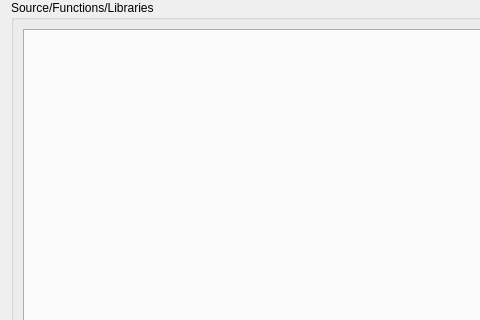
This is src/SeerSourceLibraryManagerWidget.ui in epasveer/seer as Qt 5 draws it before an edit; both pictures show x 0 to 480 and y 0 to 320 of the 854 by 571 pixel window. The edited form follows.
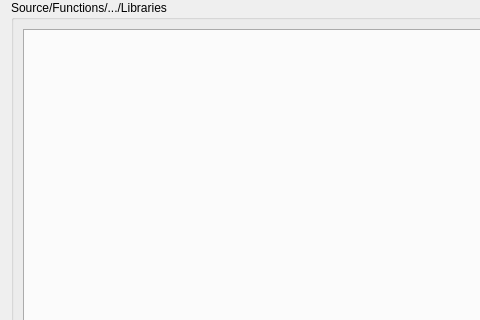
This is the edited form. Custom widgets are drawn as their Qt base class.

Patch:
```diff
--- a/src/SeerSourceLibraryManagerWidget.ui
+++ b/src/SeerSourceLibraryManagerWidget.ui
@@ -23,7 +23,7 @@
    <item row="0" column="0">
     <widget class="QGroupBox" name="groupBox">
      <property name="title">
-      <string>Source/Functions/Libraries</string>
+      <string>Source/Functions/.../Libraries</string>
      </property>
      <layout class="QGridLayout" name="gridLayout_1">
       <item row="0" column="0">
```
